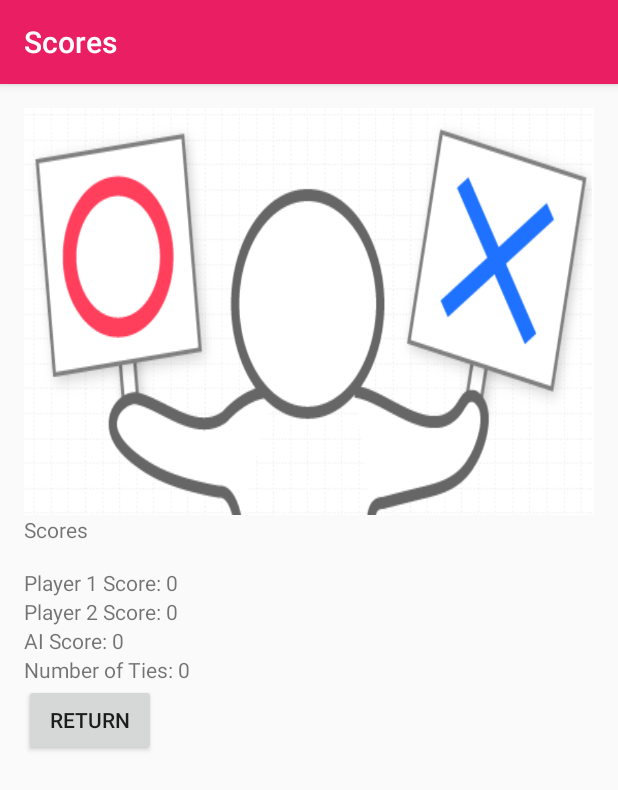
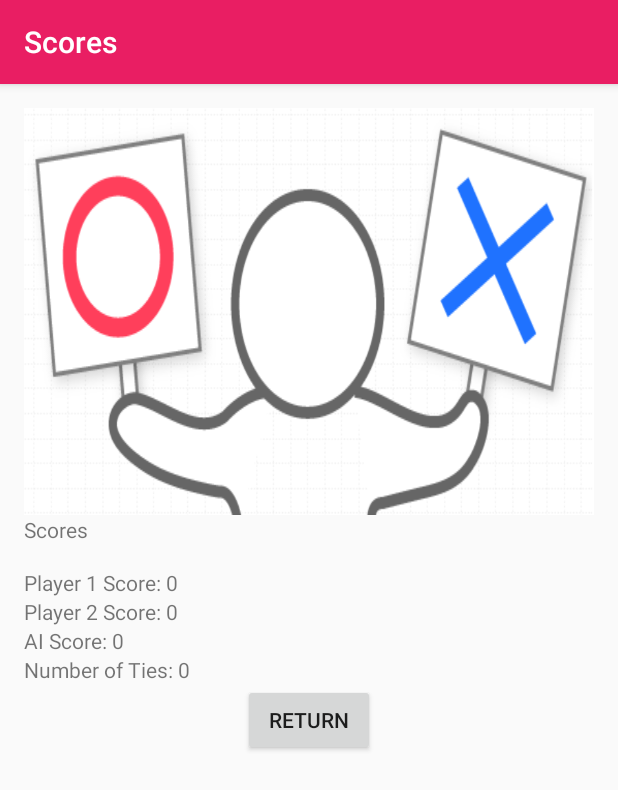
Before and after one commit to thaivuN/TicTacToeAndroid, an Android app: the ScoreActivity screen opened directly, with no data from a screen before it, on a phone screen of 412 x 824 dp. Shown: the top 790 px of the screen. Run offline under Robolectric (Android 15) with nearby library versions, the phone set to English and light mode, and no system bars.

Commit message:
Added comments, edited some layouts

```diff
--- a/app/src/main/java/com/example/mdthai/tictactoe/Square.java
+++ b/app/src/main/java/com/example/mdthai/tictactoe/Square.java
@@ -1,9 +1,11 @@
 package com.example.mdthai.tictactoe;
 
 /**
- * Enum resenting board of the Tic Tac Toe game
+ * Enum representing board of the Tic Tac Toe game.
  *
- * Created by Thai-Vu Nguyen & Seaim Khan on 9/22/2016.
+ * @author Thai-Vu Nguyen and Seaim Khan
+ * @version 22/09/2016
+ * @since 1.8
  */
 public enum Square {
     ONE(0), TWO(1), THREE(2), FOUR(3), FIVE(4), SIX(5), SEVEN(6), EIGHT(7), NINE(8);
--- a/app/src/main/java/com/example/mdthai/tictactoe/TicTacToeGameState.java
+++ b/app/src/main/java/com/example/mdthai/tictactoe/TicTacToeGameState.java
@@ -3,7 +3,11 @@ package com.example.mdthai.tictactoe;
 import java.io.Serializable;
 
 /**
- * Created by Thai-Vu Nguyen and Seaim Khan on 9/22/2016.
+ * The game logic behind Tic Tac Toe.
+ *
+ * @author Thai-Vu Nguyen and Seaim Khan
+ * @version 22/09/2016
+ * @since 1.8
  */
 public class TicTacToeGameState implements TicTacToe {
 
--- a/app/src/main/java/com/example/mdthai/tictactoe/Winner.java
+++ b/app/src/main/java/com/example/mdthai/tictactoe/Winner.java
@@ -1,7 +1,11 @@
 package com.example.mdthai.tictactoe;
 
 /**
- * Created by Thai-Vu Nguyen and Seaim Khan on 9/22/2016.
+ * Enum representing winner of the Tic Tac Toe game.
+ *
+ * @author Thai-Vu Nguyen and Seaim Khan
+ * @version 22/09/2016
+ * @since 1.8
  */
 public enum Winner {
     NONE(0), P_ONE(1), P_TWO(2), TIE(3);
--- a/app/src/main/res/layout/helpactivity_main.xml
+++ b/app/src/main/res/layout/helpactivity_main.xml
@@ -16,7 +16,8 @@
         android:layout_width="wrap_content"
         android:layout_height="wrap_content"
         android:id="@+id/imageView"
-        android:background="@drawable/rules" />
+        android:background="@drawable/rules"
+        android:layout_gravity="center_horizontal" />
 
     <TextView
         android:layout_width="wrap_content"
@@ -66,7 +67,8 @@
         android:layout_width="wrap_content"
         android:layout_height="wrap_content"
         android:text="@string/close_btn"
-        android:onClick="onFinishBtn" />
+        android:onClick="onFinishBtn"
+        android:layout_gravity="center_horizontal" />
 
 
 </LinearLayout>
--- a/app/src/main/res/layout/scoreactivity_main.xml
+++ b/app/src/main/res/layout/scoreactivity_main.xml
@@ -14,7 +14,8 @@
         android:layout_width="wrap_content"
         android:layout_height="wrap_content"
         android:id="@+id/imageView2"
-        android:background="@drawable/score" />
+        android:background="@drawable/score"
+        android:layout_gravity="center_horizontal" />
 
     <TextView
         android:layout_width="wrap_content"
@@ -48,6 +49,7 @@
         android:layout_width="wrap_content"
         android:layout_height="wrap_content"
         android:text="@string/close_btn"
-        android:onClick="onBtnFinish"/>
+        android:onClick="onBtnFinish"
+        android:layout_gravity="center_horizontal" />
 
 </LinearLayout>
```
Also changed, not shown: app/src/main/java/com/example/mdthai/tictactoe/HelpActivity.java (+16 -2 lines), app/src/main/java/com/example/mdthai/tictactoe/MainActivity.java (+34 -21 lines), app/src/main/java/com/example/mdthai/tictactoe/ScoreActivity.java (+14 -4 lines), app/src/main/java/com/example/mdthai/tictactoe/TicTacToe.java (+26 -24 lines).
